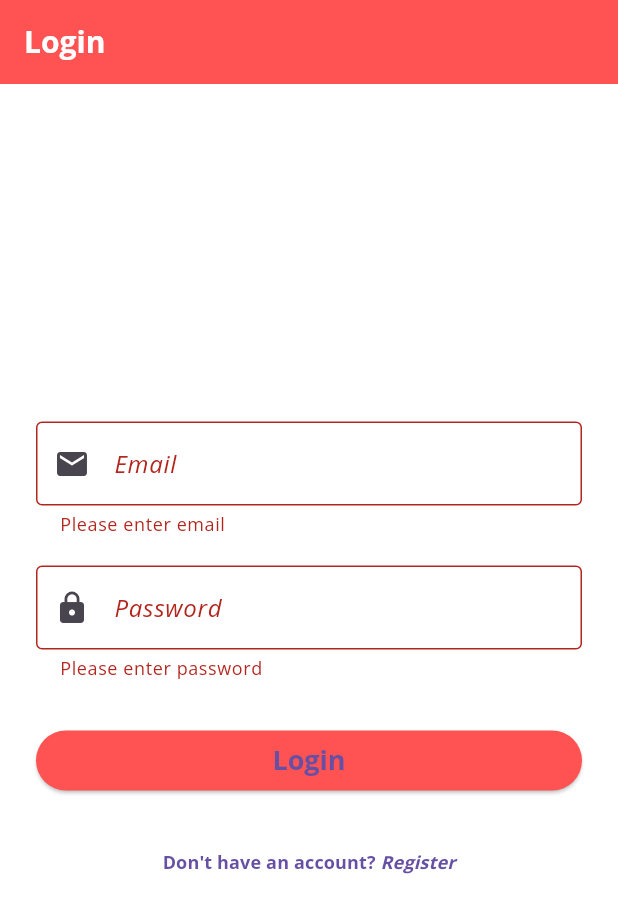
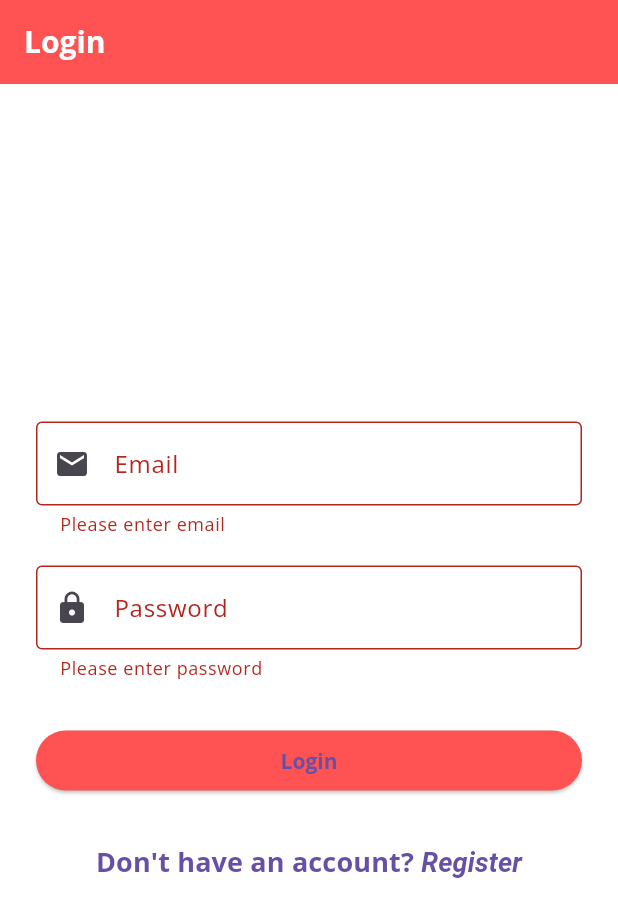
Before and after one commit to yausan/bandhan, a Flutter app: the LoginScreen screen opened directly, after a tap on "Login", on a phone screen of 412 x 824 dp. Shown: the top 917 px of the screen. Run offline on Flutter 3.47's test engine with Material 3 defaults, Android fonts, the phone set to English and light mode, and no system bars; our stand-ins replace dio, hive, hive_flutter; accounts and stored records are empty.

Commit message:
feat(auth): add api login screen

```diff
--- a/lib/screens/auth/login_screen.dart
+++ b/lib/screens/auth/login_screen.dart
@@ -3,6 +3,7 @@ import 'package:hive_flutter/hive_flutter.dart';
 import '../home/home_screen.dart';
 import 'register_screen.dart';
 import 'package:bandhan/data/model/user_model.dart';
+import 'package:bandhan/core/api_client/api_client.dart';
 
 class LoginScreen extends StatefulWidget {
   const LoginScreen({super.key});
@@ -14,8 +15,90 @@ class LoginScreen extends StatefulWidget {
 class _LoginScreenState extends State<LoginScreen> {
   final TextEditingController emailController = TextEditingController();
   final TextEditingController passwordController = TextEditingController();
+  final _formKey = GlobalKey<FormState>();
+  final ApiClient apiClient = ApiClient();
 
-  final _formKey = GlobalKey<FormState>();
+  bool isLoading = false;
+
+  Future<void> loginUser() async {
+    if (!_formKey.currentState!.validate()) return;
+
+    setState(() => isLoading = true);
+
+    final email = emailController.text.trim();
+    final password = passwordController.text.trim();
+
+    // 1️⃣ Try API login first
+    debugPrint("Attempting API login for: $email");
+    try {
+      final response = await apiClient.studentLogin(
+        email: email,
+        password: password,
+      );
+
+      debugPrint("API Response: ${response.statusCode} | ${response.data}");
+
+      if (response.statusCode == 200) {
+        if (!mounted) return;
+
+        ScaffoldMessenger.of(
+          context,
+        ).showSnackBar(const SnackBar(content: Text("Login successful (API)")));
+
+        Navigator.pushReplacement(
+          context,
+          MaterialPageRoute(builder: (context) => const HomeScreen()),
+        );
+        setState(() => isLoading = false);
+        return;
+      }
+    } catch (e) {
+      debugPrint("API login failed: $e");
+      if (mounted) {
+        ScaffoldMessenger.of(context).showSnackBar(
+          const SnackBar(
+            content: Text("API login failed, trying local login..."),
+          ),
+        );
+      }
+    }
+
+    // 2️⃣ Fallback to Hive local login
+    debugPrint("Trying Hive login for: $email");
+    var box = await Hive.openBox<UserModel>('usersBox');
+    final user = box.get(email);
+
+    if (user == null) {
+      if (!mounted) return;
+      ScaffoldMessenger.of(
+        context,
+      ).showSnackBar(const SnackBar(content: Text("User not found (Hive)")));
+      setState(() => isLoading = false);
+      return;
+    }
+
+    if (user.password != password) {
+      if (!mounted) return;
+      ScaffoldMessenger.of(context).showSnackBar(
+        const SnackBar(content: Text("Incorrect password (Hive)")),
+      );
+      setState(() => isLoading = false);
+      return;
+    }
+
+    // Hive login successful
+    if (!mounted) return;
+    ScaffoldMessenger.of(
+      context,
+    ).showSnackBar(const SnackBar(content: Text("Login successful (Hive)")));
+
+    Navigator.pushReplacement(
+      context,
+      MaterialPageRoute(builder: (context) => const HomeScreen()),
+    );
+
+    setState(() => isLoading = false);
+  }
 
   @override
   Widget build(BuildContext context) {
@@ -36,34 +119,21 @@ class _LoginScreenState extends State<LoginScreen> {
           child: Column(
             mainAxisAlignment: MainAxisAlignment.center,
             children: [
-              // Email Field
+              // Email
               TextFormField(
                 controller: emailController,
                 decoration: const InputDecoration(
                   labelText: "Email",
                   border: OutlineInputBorder(),
                   prefixIcon: Icon(Icons.email),
-                  labelStyle: TextStyle(
-                    fontFamily: 'OpenSans',
-                    fontStyle: FontStyle.italic,
-                    fontSize: 16,
-                  ),
                 ),
-                style: const TextStyle(
-                  fontFamily: 'OpenSans',
-                  fontStyle: FontStyle.italic,
-                  fontSize: 16,
-                ),
-                validator: (value) {
-                  if (value == null || value.isEmpty) {
-                    return "Please enter email";
-                  }
-                  return null;
-                },
+                validator: (value) => (value == null || value.isEmpty)
+                    ? "Please enter email"
+                    : null,
               ),
               const SizedBox(height: 20),
 
-              // Password Field
+              // Password
               TextFormField(
                 controller: passwordController,
                 obscureText: true,
@@ -71,23 +141,10 @@ class _LoginScreenState extends State<LoginScreen> {
                   labelText: "Password",
                   border: OutlineInputBorder(),
                   prefixIcon: Icon(Icons.lock),
-                  labelStyle: TextStyle(
-                    fontFamily: 'OpenSans',
-                    fontStyle: FontStyle.italic,
-                    fontSize: 16,
-                  ),
                 ),
-                style: const TextStyle(
-                  fontFamily: 'OpenSans',
-                  fontStyle: FontStyle.italic,
-                  fontSize: 16,
-                ),
-                validator: (value) {
-                  if (value == null || value.isEmpty) {
-                    return "Please enter password";
-                  }
-                  return null;
-                },
+                validator: (value) => (value == null || value.isEmpty)
+                    ? "Please enter password"
+                    : null,
               ),
               const SizedBox(height: 30),
 
@@ -95,45 +152,20 @@ class _LoginScreenState extends State<LoginScreen> {
               SizedBox(
                 width: double.infinity,
                 child: ElevatedButton(
-                  onPressed: () async {
-                    if (_formKey.currentState!.validate()) {
-                      var box = await Hive.openBox<UserModel>('usersBox');
-
-                      // Retrieve user by email
-                      final user = box.get(emailController.text.trim());
-
-                      if (user == null) {
-                        ScaffoldMessenger.of(context).showSnackBar(
-                          const SnackBar(content: Text("User not found")),
-                        );
-                        return;
-                      }
-
-                      if (user.password != passwordController.text.trim()) {
-                        ScaffoldMessenger.of(context).showSnackBar(
-                          const SnackBar(content: Text("Incorrect password")),
-                        );
-                        return;
-                      }
-
-                      // Login successful
-                      Navigator.pushReplacement(
-                        context,
-                        MaterialPageRoute(
-                          builder: (context) => const HomeScreen(),
-                        ),
-                      );
-                    }
-                  },
+                  onPressed: isLoading ? null : loginUser,
                   style: ElevatedButton.styleFrom(
                     backgroundColor: Colors.redAccent,
-                    textStyle: const TextStyle(
-                      fontFamily: 'OpenSans',
-                      fontWeight: FontWeight.bold,
-                      fontSize: 18,
-                    ),
                   ),
-                  child: const Text("Login"),
+                  child: isLoading
+                      ? const SizedBox(
+                          height: 20,
+                          width: 20,
+                          child: CircularProgressIndicator(
+                            color: Colors.white,
+                            strokeWidth: 2,
+                          ),
+                        )
+                      : const Text("Login"),
                 ),
               ),
               const SizedBox(height: 20),
@@ -141,6 +173,7 @@ class _LoginScreenState extends State<LoginScreen> {
               // Navigate to Register
               TextButton(
                 onPressed: () {
+                  if (!mounted) return;
                   Navigator.pushReplacement(
                     context,
                     MaterialPageRoute(
@@ -151,15 +184,12 @@ class _LoginScreenState extends State<LoginScreen> {
                 child: const Text.rich(
                   TextSpan(
                     text: "Don't have an account? ",
-                    style: TextStyle(fontFamily: 'OpenSans', fontSize: 12),
                     children: [
                       TextSpan(
                         text: "Register",
                         style: TextStyle(
-                          fontFamily: 'OpenSans',
                           fontStyle: FontStyle.italic,
                           fontWeight: FontWeight.bold,
-                          fontSize: 12,
                         ),
                       ),
                     ],
```
